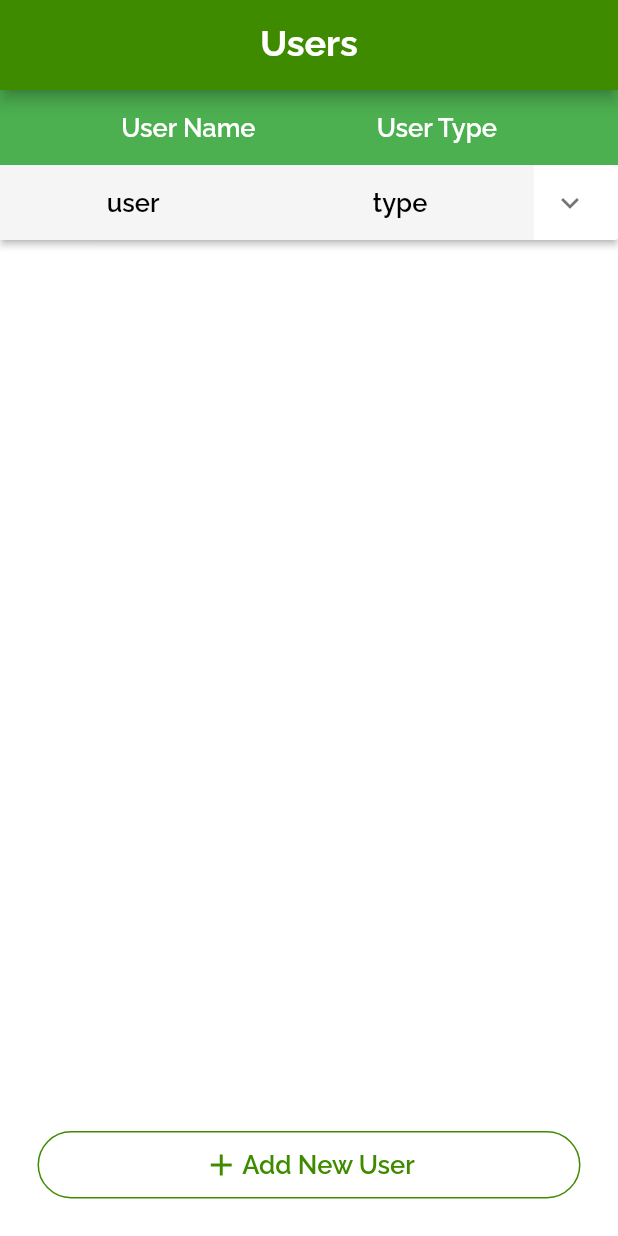
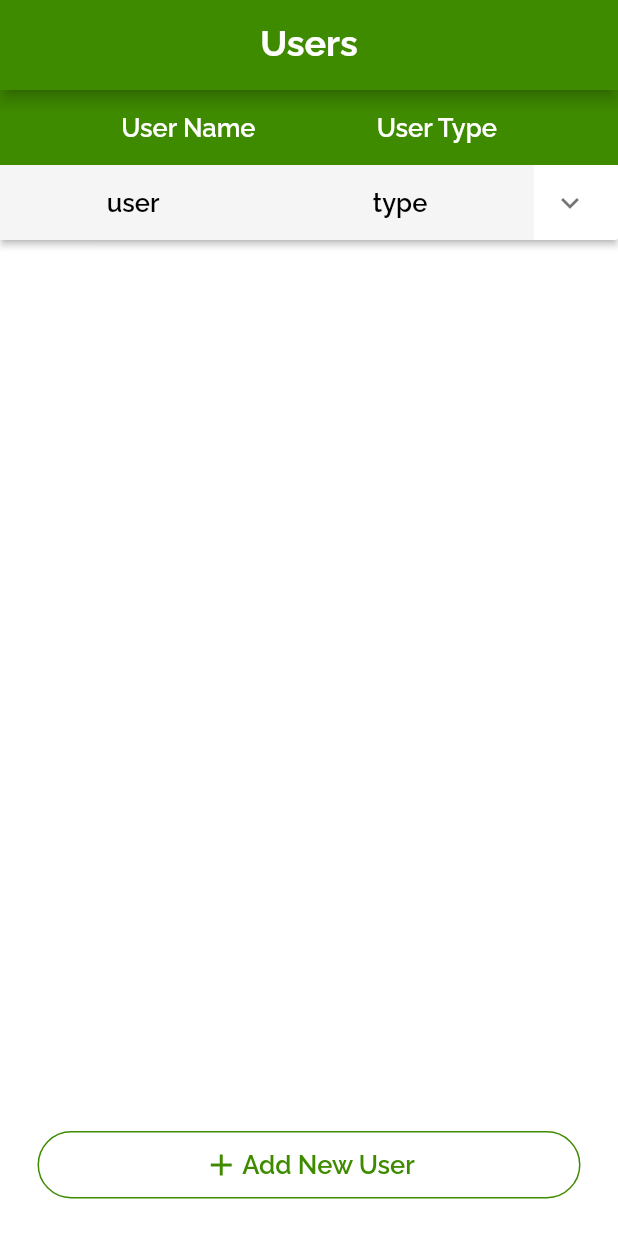
Before and after one commit to MohammadAlAgha/luminexa, a Flutter app: the screen it shows after launch, on a phone screen of 412 x 824 dp. Run offline on Flutter 3.47's test engine with Material 2 defaults, Android fonts, the phone set to English and light mode, and no system bars; our stand-ins replace dio, fl_chart, flutter_svg, google_nav_bar.

Commit message:
Frontend: Refactored the styling of the view users page

```diff
--- a/luminexa_mobile/lib/screens/viewUsersPage.dart
+++ b/luminexa_mobile/lib/screens/viewUsersPage.dart
@@ -119,15 +119,13 @@ class _ViewUsersState extends State<ViewUsers> {
                                             MainAxisAlignment.center,
                                         children: [
                                           Text("Delete User",
-                                              style: TextStyle(
-                                                  color: Colors.white,
-                                                  fontFamily: "Raleway",
-                                                  fontSize: 13,
-                                                  fontWeight: FontWeight.w700)),
+                                              style: Theme.of(context)
+                                                  .textTheme
+                                                  .displaySmall),
                                           Icon(
                                             Icons.delete,
                                             size: 20,
-                                            color: Colors.white,
+                                            color: Colors.black,
                                           ),
                                         ]),
                                   ),
@@ -145,16 +143,14 @@ class _ViewUsersState extends State<ViewUsers> {
                                       children: [
                                         Text(
                                           "Set a Host",
-                                          style: TextStyle(
-                                              color: Colors.white,
-                                              fontFamily: "Raleway",
-                                              fontSize: 13,
-                                              fontWeight: FontWeight.w700),
+                                          style: Theme.of(context)
+                                              .textTheme
+                                              .displaySmall,
                                         ),
                                         Icon(
                                           Icons.person_add,
                                           size: 20,
-                                          color: Colors.white,
+                                          color: Colors.black,
                                         ),
                                       ],
                                     ),
@@ -196,23 +192,17 @@ class _ViewUsersState extends State<ViewUsers> {
               child: Container(
                 height: 50,
                 width: MediaQuery.of(context).size.width,
-                color: Colors.green,
+                color: Theme.of(context).primaryColor,
                 child: Row(
                     mainAxisAlignment: MainAxisAlignment.spaceEvenly,
                     children: [
                       Text(
                         "User Name",
-                        style: TextStyle(
-                            fontFamily: "RalewayBold",
-                            fontSize: 17,
-                            color: Colors.white),
+                        style: Theme.of(context).textTheme.headlineMedium,
                       ),
                       Text(
                         "User Type",
-                        style: TextStyle(
-                            fontFamily: "RalewayBold",
-                            fontSize: 17,
-                            color: Colors.white),
+                        style: Theme.of(context).textTheme.headlineMedium,
                       ),
                     ]),
               ),
```
